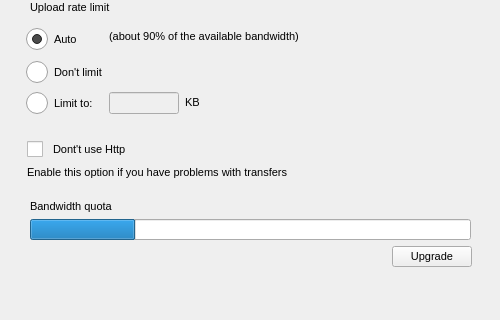
First picture: the form in Source/MEGASync/gui/linux/SettingsDialog.ui, repository meganz/MEGAsync, before the edit; both pictures show x 0 to 500 and y 91 to 411 of the 500 by 533 pixel window.
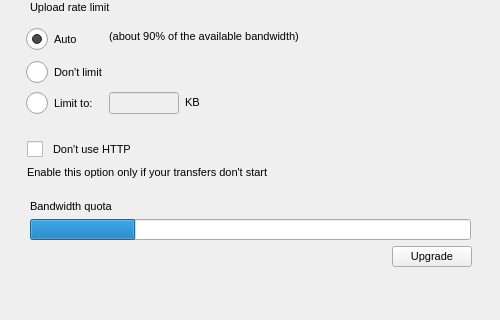
Second picture: the form after the edit. The open tabs and pages were chosen to show the change. Icons and pictures are not drawn.

The edit to the form file:
```diff
--- a/Source/MEGASync/gui/linux/SettingsDialog.ui
+++ b/Source/MEGASync/gui/linux/SettingsDialog.ui
@@ -2216,7 +2216,7 @@
           <string notr="true">padding-left: 11px;</string>
          </property>
          <property name="text">
-          <string>Dont't use Http</string>
+          <string>Don't use HTTP</string>
          </property>
         </widget>
        </item>
@@ -2226,7 +2226,7 @@
           <string notr="true">padding-left: 3px;</string>
          </property>
          <property name="text">
-          <string>Enable this option if you have problems with transfers</string>
+          <string>Enable this option only if your transfers don't start</string>
          </property>
         </widget>
        </item>
```
